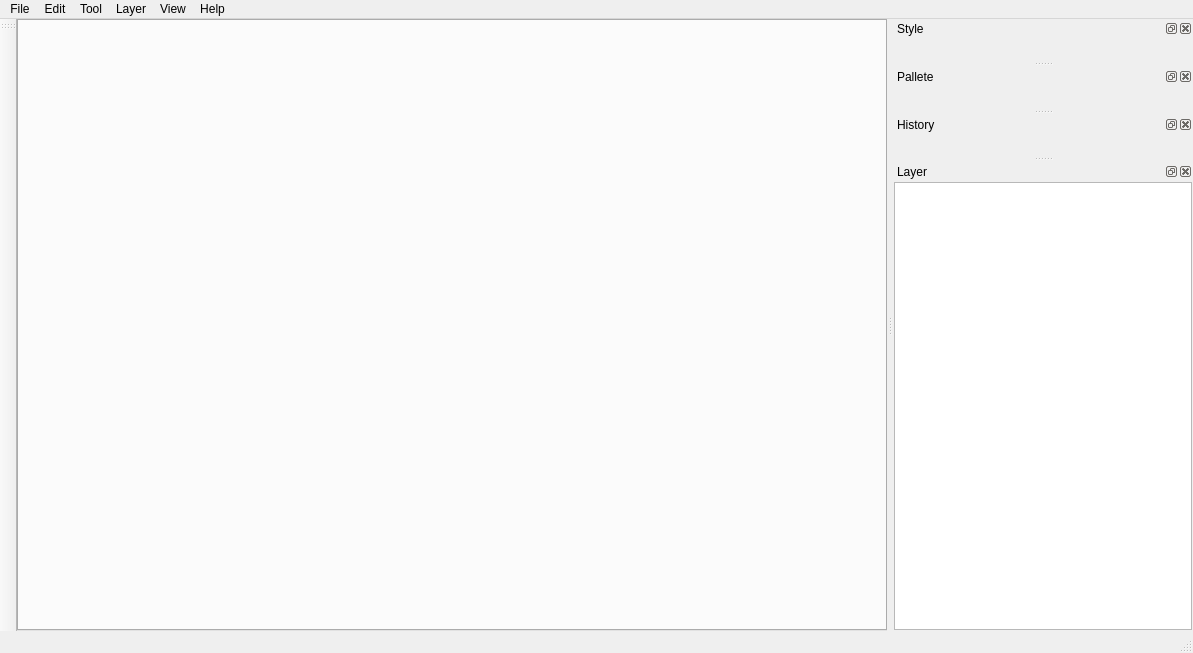
First picture: the form in modules/widget/seditor.ui, repository SGIS-Dev-Team/SGIS, before the edit.
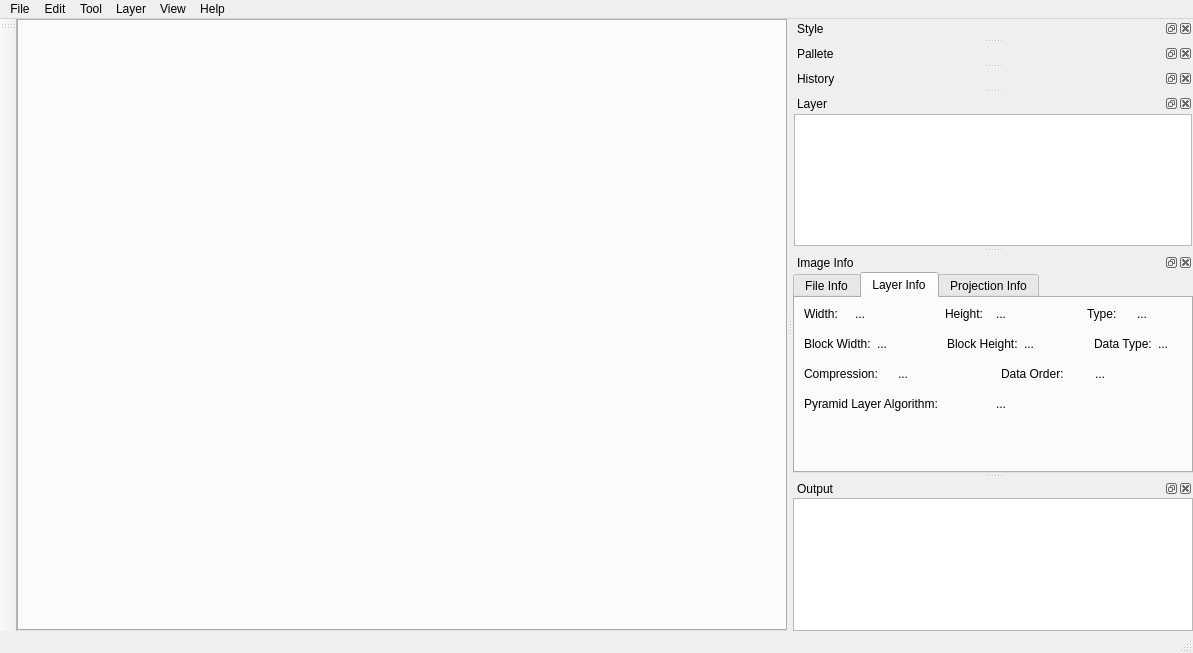
Second picture: the form after the edit. Custom widgets are drawn as their Qt base class.

Commit message:
修正信息与错误窗口，sfileinfowidget等类可删除
信息与错误窗口全部用qt中编辑完成

What changed in the file:
```diff
--- a/modules/widget/seditor.ui
+++ b/modules/widget/seditor.ui
@@ -234,8 +234,8 @@
    <widget class="QWidget" name="mDockLayerWidget">
     <property name="minimumSize">
      <size>
-      <width>300</width>
-      <height>0</height>
+      <width>400</width>
+      <height>90</height>
      </size>
     </property>
     <layout class="QHBoxLayout" name="horizontalLayout_2">
@@ -257,6 +257,523 @@
     </layout>
    </widget>
   </widget>
+  <widget class="QDockWidget" name="mDockImageInfo">
+   <property name="windowTitle">
+    <string>Image Info</string>
+   </property>
+   <attribute name="dockWidgetArea">
+    <number>2</number>
+   </attribute>
+   <widget class="QWidget" name="mDockImageInfoWidget">
+    <layout class="QHBoxLayout" name="horizontalLayout_3">
+     <property name="spacing">
+      <number>0</number>
+     </property>
+     <property name="leftMargin">
+      <number>0</number>
+     </property>
+     <property name="topMargin">
+      <number>0</number>
+     </property>
+     <property name="rightMargin">
+      <number>0</number>
+     </property>
+     <property name="bottomMargin">
+      <number>0</number>
+     </property>
+     <item>
+      <widget class="QTabWidget" name="tabWidget">
+       <property name="currentIndex">
+        <number>1</number>
+       </property>
+       <widget class="QWidget" name="pFileInfoWidget">
+        <attribute name="title">
+         <string>File Info</string>
+        </attribute>
+        <layout class="QVBoxLayout" name="verticalLayout">
+         <item>
+          <layout class="QHBoxLayout" name="horizontalLayout_4">
+           <item>
+            <widget class="QLabel" name="label">
+             <property name="text">
+              <string>Layer Name:</string>
+             </property>
+            </widget>
+           </item>
+           <item>
+            <widget class="QLabel" name="mpLayerNameLabel">
+             <property name="text">
+              <string>...</string>
+             </property>
+            </widget>
+           </item>
+          </layout>
+         </item>
+         <item>
+          <layout class="QHBoxLayout" name="horizontalLayout_18">
+           <item>
+            <widget class="QLabel" name="label_2">
+             <property name="text">
+              <string>File Type:</string>
+             </property>
+            </widget>
+           </item>
+           <item>
+            <widget class="QLabel" name="mpFileTypeLabel">
+             <property name="text">
+              <string>...</string>
+             </property>
+            </widget>
+           </item>
+          </layout>
+         </item>
+         <item>
+          <layout class="QHBoxLayout" name="horizontalLayout_6">
+           <item>
+            <widget class="QLabel" name="label_6">
+             <property name="text">
+              <string>Last Modified:</string>
+             </property>
+            </widget>
+           </item>
+           <item>
+            <widget class="QLabel" name="mpLastModifyTimeLabel">
+             <property name="text">
+              <string>...</string>
+             </property>
+            </widget>
+           </item>
+          </layout>
+         </item>
+         <item>
+          <layout class="QHBoxLayout" name="horizontalLayout_17">
+           <item>
+            <widget class="QLabel" name="label_5">
+             <property name="text">
+              <string>Number of Layers:</string>
+             </property>
+            </widget>
+           </item>
+           <item>
+            <widget class="QLabel" name="mpLayerCountLabel">
+             <property name="text">
+              <string>...</string>
+             </property>
+            </widget>
+           </item>
+          </layout>
+         </item>
+         <item>
+          <layout class="QHBoxLayout" name="horizontalLayout_7">
+           <item>
+            <widget class="QLabel" name="label_7">
+             <property name="text">
+              <string>Image/Auxiliary File(s):</string>
+             </property>
+            </widget>
+           </item>
+           <item>
+            <widget class="QLabel" name="mpAuxiliaryFilesComboBox">
+             <property name="text">
+              <string>...</string>
+             </property>
+            </widget>
+           </item>
+          </layout>
+         </item>
+         <item>
+          <layout class="QHBoxLayout" name="horizontalLayout_19">
+           <item>
+            <widget class="QLabel" name="label_8">
+             <property name="text">
+              <string>File Size:</string>
+             </property>
+            </widget>
+           </item>
+           <item>
+            <widget class="QLabel" name="mpFileSizeLabel">
+             <property name="text">
+              <string>...</string>
+             </property>
+            </widget>
+           </item>
+          </layout>
+         </item>
+         <item>
+          <spacer name="verticalSpacer">
+           <property name="orientation">
+            <enum>Qt::Vertical</enum>
+           </property>
+           <property name="sizeHint" stdset="0">
+            <size>
+             <width>20</width>
+             <height>40</height>
+            </size>
+           </property>
+          </spacer>
+         </item>
+        </layout>
+       </widget>
+       <widget class="QWidget" name="mpLayerInfoWidget">
+        <attribute name="title">
+         <string>Layer Info</string>
+        </attribute>
+        <layout class="QVBoxLayout" name="verticalLayout_3">
+         <item>
+          <layout class="QHBoxLayout" name="horizontalLayout_14">
+           <item>
+            <widget class="QLabel" name="label_9">
+             <property name="text">
+              <string>Width:</string>
+             </property>
+            </widget>
+           </item>
+           <item>
+            <widget class="QLabel" name="mpWidthLabel">
+             <property name="text">
+              <string>...</string>
+             </property>
+            </widget>
+           </item>
+           <item>
+            <spacer name="horizontalSpacer_4">
+             <property name="orientation">
+              <enum>Qt::Horizontal</enum>
+             </property>
+             <property name="sizeType">
+              <enum>QSizePolicy::Fixed</enum>
+             </property>
+             <property name="sizeHint" stdset="0">
+              <size>
+               <width>40</width>
+               <height>10</height>
+              </size>
+             </property>
+            </spacer>
+           </item>
+           <item>
+            <widget class="QLabel" name="label_10">
+             <property name="text">
+              <string>Height:</string>
+             </property>
+            </widget>
+           </item>
+           <item>
+            <widget class="QLabel" name="mpHeightLabel">
+             <property name="text">
+              <string>...</string>
+             </property>
+            </widget>
+           </item>
+           <item>
+            <spacer name="horizontalSpacer_5">
+             <property name="orientation">
+              <enum>Qt::Horizontal</enum>
+             </property>
+             <property name="sizeType">
+              <enum>QSizePolicy::Fixed</enum>
+             </property>
+             <property name="sizeHint" stdset="0">
+              <size>
+               <width>40</width>
+               <height>10</height>
+              </size>
+             </property>
+            </spacer>
+           </item>
+           <item>
+            <widget class="QLabel" name="label_11">
+             <property name="text">
+              <string>Type:</string>
+             </property>
+            </widget>
+           </item>
+           <item>
+            <widget class="QLabel" name="mpTypeLabel">
+             <property name="text">
+              <string>...</string>
+             </property>
+            </widget>
+           </item>
+          </layout>
+         </item>
+         <item>
+          <spacer name="verticalSpacer_4">
+           <property name="orientation">
+            <enum>Qt::Vertical</enum>
+           </property>
+           <property name="sizeType">
+            <enum>QSizePolicy::Fixed</enum>
+           </property>
+           <property name="sizeHint" stdset="0">
+            <size>
+             <width>20</width>
+             <height>10</height>
+            </size>
+           </property>
+          </spacer>
+         </item>
+         <item>
+          <layout class="QHBoxLayout" name="horizontalLayout_13">
+           <item>
+            <widget class="QLabel" name="label_13">
+             <property name="text">
+              <string>Block Width:</string>
+             </property>
+            </widget>
+           </item>
+           <item>
+            <widget class="QLabel" name="mpBlockWidthLabel">
+             <property name="text">
+              <string>...</string>
+             </property>
+            </widget>
+           </item>
+           <item>
+            <spacer name="horizontalSpacer_6">
+             <property name="orientation">
+              <enum>Qt::Horizontal</enum>
+             </property>
+             <property name="sizeType">
+              <enum>QSizePolicy::Fixed</enum>
+             </property>
+             <property name="sizeHint" stdset="0">
+              <size>
+               <width>40</width>
+               <height>10</height>
+              </size>
+             </property>
+            </spacer>
+           </item>
+           <item>
+            <widget class="QLabel" name="label_14">
+             <property name="text">
+              <string>Block Height:</string>
+             </property>
+            </widget>
+           </item>
+           <item>
+            <widget class="QLabel" name="mpBlockHeightLabel">
+             <property name="text">
+              <string>...</string>
+             </property>
+            </widget>
+           </item>
+           <item>
+            <spacer name="horizontalSpacer_7">
+             <property name="orientation">
+              <enum>Qt::Horizontal</enum>
+             </property>
+             <property name="sizeType">
+              <enum>QSizePolicy::Fixed</enum>
+             </property>
+             <property name="sizeHint" stdset="0">
+              <size>
+               <width>40</width>
+               <height>10</height>
+              </size>
+             </property>
+            </spacer>
+           </item>
+           <item>
+            <widget class="QLabel" name="label_12">
+             <property name="text">
+              <string>Data Type:</string>
+             </property>
+            </widget>
+           </item>
+           <item>
+            <widget class="QLabel" name="mpDataTypeLabel">
+             <property name="text">
+              <string>...</string>
+             </property>
+            </widget>
+           </item>
+          </layout>
+         </item>
+         <item>
+          <spacer name="verticalSpacer_5">
+           <property name="orientation">
+            <enum>Qt::Vertical</enum>
+           </property>
+           <property name="sizeType">
+            <enum>QSizePolicy::Fixed</enum>
+           </property>
+           <property name="sizeHint" stdset="0">
+            <size>
+             <width>20</width>
+             <height>10</height>
+            </size>
+           </property>
+          </spacer>
+         </item>
+         <item>
+          <layout class="QHBoxLayout" name="horizontalLayout_12">
+           <item>
+            <widget class="QLabel" name="label_17">
+             <property name="text">
+              <string>Compression:</string>
+             </property>
+            </widget>
+           </item>
+           <item>
+            <widget class="QLabel" name="mpCompressionLabel">
+             <property name="text">
+              <string>...</string>
+             </property>
+            </widget>
+           </item>
+           <item>
+            <spacer name="horizontalSpacer_3">
+             <property name="orientation">
+              <enum>Qt::Horizontal</enum>
+             </property>
+             <property name="sizeType">
+              <enum>QSizePolicy::Fixed</enum>
+             </property>
+             <property name="sizeHint" stdset="0">
+              <size>
+               <width>10</width>
+               <height>10</height>
+              </size>
+             </property>
+            </spacer>
+           </item>
+           <item>
+            <widget class="QLabel" name="label_16">
+             <property name="text">
+              <string>Data Order:</string>
+             </property>
+            </widget>
+           </item>
+           <item>
+            <widget class="QLabel" name="mpDataOrderLabel">
+             <property name="text">
+              <string>...</string>
+             </property>
+            </widget>
+           </item>
+          </layout>
+         </item>
+         <item>
+          <spacer name="verticalSpacer_6">
+           <property name="orientation">
+            <enum>Qt::Vertical</enum>
+           </property>
+           <property name="sizeType">
+            <enum>QSizePolicy::Fixed</enum>
+           </property>
+           <property name="sizeHint" stdset="0">
+            <size>
+             <width>20</width>
+             <height>10</height>
+            </size>
+           </property>
+          </spacer>
+         </item>
+         <item>
+          <layout class="QHBoxLayout" name="horizontalLayout_11">
+           <item>
+            <widget class="QLabel" name="label_31">
+             <property name="text">
+              <string>Pyramid Layer Algorithm:</string>
+             </property>
+            </widget>
+           </item>
+           <item>
+            <widget class="QLabel" name="mpPyramidLayerAlgorithmLabel">
+             <property name="text">
+              <string>...</string>
+             </property>
+            </widget>
+           </item>
+          </layout>
+         </item>
+         <item>
+          <spacer name="verticalSpacer_7">
+           <property name="orientation">
+            <enum>Qt::Vertical</enum>
+           </property>
+           <property name="sizeHint" stdset="0">
+            <size>
+             <width>20</width>
+             <height>40</height>
+            </size>
+           </property>
+          </spacer>
+         </item>
+        </layout>
+       </widget>
+       <widget class="QWidget" name="mpProjectionInfoWidget">
+        <attribute name="title">
+         <string>Projection Info</string>
+        </attribute>
+        <layout class="QVBoxLayout" name="verticalLayout_4">
+         <item>
+          <layout class="QHBoxLayout" name="horizontalLayout_8">
+           <item>
+            <widget class="QLabel" name="label_4">
+             <property name="text">
+              <string>GeoTransform:</string>
+             </property>
+            </widget>
+           </item>
+           <item>
+            <widget class="QComboBox" name="mpGeoTransformCombox"/>
+           </item>
+          </layout>
+         </item>
+         <item>
+          <layout class="QVBoxLayout" name="verticalLayout_2">
+           <item>
+            <widget class="QLabel" name="label_3">
+             <property name="text">
+              <string>ProjectionRef:</string>
+             </property>
+            </widget>
+           </item>
+           <item>
+            <widget class="QTextEdit" name="mpProjectionRefTextEdit"/>
+           </item>
+          </layout>
+         </item>
+        </layout>
+       </widget>
+      </widget>
+     </item>
+    </layout>
+   </widget>
+  </widget>
+  <widget class="QDockWidget" name="mDockOutputWidget">
+   <property name="windowTitle">
+    <string>Output</string>
+   </property>
+   <attribute name="dockWidgetArea">
+    <number>2</number>
+   </attribute>
+   <widget class="QWidget" name="dockWidgetContents">
+    <layout class="QHBoxLayout" name="horizontalLayout_16">
+     <property name="spacing">
+      <number>0</number>
+     </property>
+     <property name="leftMargin">
+      <number>0</number>
+     </property>
+     <property name="topMargin">
+      <number>0</number>
+     </property>
+     <property name="rightMargin">
+      <number>0</number>
+     </property>
+     <property name="bottomMargin">
+      <number>0</number>
+     </property>
+     <item>
+      <widget class="QListWidget" name="mpOutputListWidget"/>
+     </item>
+    </layout>
+   </widget>
+  </widget>
   <action name="mActionNewTemplate">
    <property name="text">
     <string>New Workspace...</string>
```
The commit also changes 5 other files.
